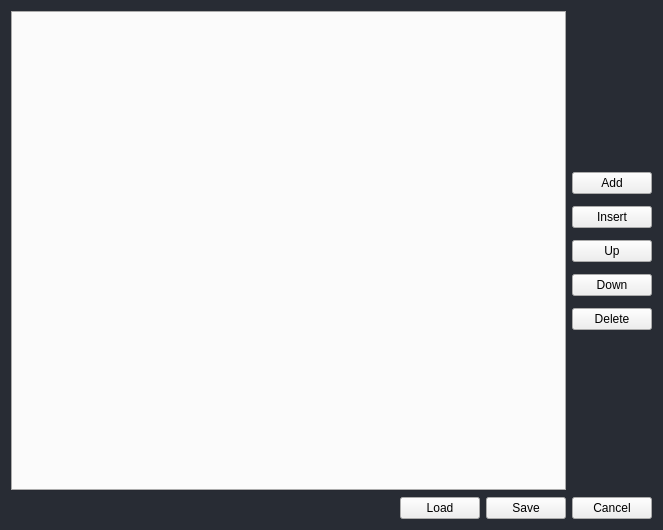
Above: ui/PageParameters.ui from bruceking0825/PVA_DualCam before the change. Below: the same form after it.
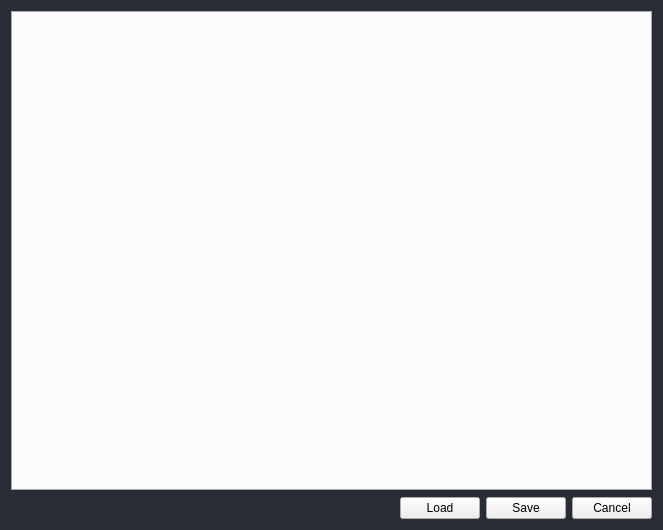
That is the form after the change.

Diff of the .ui file:
```diff
--- a/ui/PageParameters.ui
+++ b/ui/PageParameters.ui
@@ -40,74 +40,6 @@
          </property>
         </widget>
        </item>
-       <item>
-        <layout class="QVBoxLayout" name="verticalLayout_21">
-         <property name="spacing">
-          <number>12</number>
-         </property>
-         <item>
-          <spacer name="verticalSpacer_3">
-           <property name="orientation">
-            <enum>Qt::Orientation::Vertical</enum>
-           </property>
-           <property name="sizeHint" stdset="0">
-            <size>
-             <width>20</width>
-             <height>40</height>
-            </size>
-           </property>
-          </spacer>
-         </item>
-         <item>
-          <widget class="QPushButton" name="btn_add">
-           <property name="text">
-            <string>Add</string>
-           </property>
-          </widget>
-         </item>
-         <item>
-          <widget class="QPushButton" name="btn_insert">
-           <property name="text">
-            <string>Insert</string>
-           </property>
-          </widget>
-         </item>
-         <item>
-          <widget class="QPushButton" name="btn_up">
-           <property name="text">
-            <string>Up</string>
-           </property>
-          </widget>
-         </item>
-         <item>
-          <widget class="QPushButton" name="btn_down">
-           <property name="text">
-            <string>Down</string>
-           </property>
-          </widget>
-         </item>
-         <item>
-          <widget class="QPushButton" name="btn_delete">
-           <property name="text">
-            <string>Delete</string>
-           </property>
-          </widget>
-         </item>
-         <item>
-          <spacer name="verticalSpacer_2">
-           <property name="orientation">
-            <enum>Qt::Orientation::Vertical</enum>
-           </property>
-           <property name="sizeHint" stdset="0">
-            <size>
-             <width>20</width>
-             <height>40</height>
-            </size>
-           </property>
-          </spacer>
-         </item>
-        </layout>
-       </item>
       </layout>
      </item>
      <item>
```
